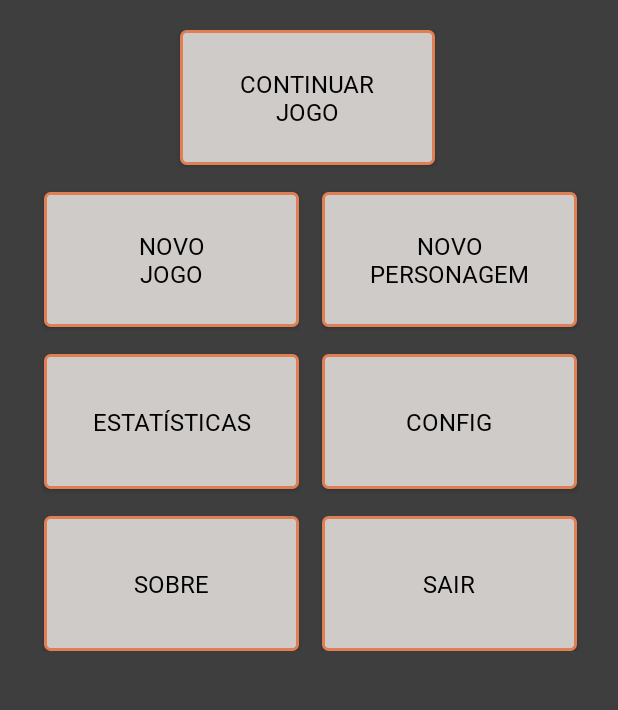
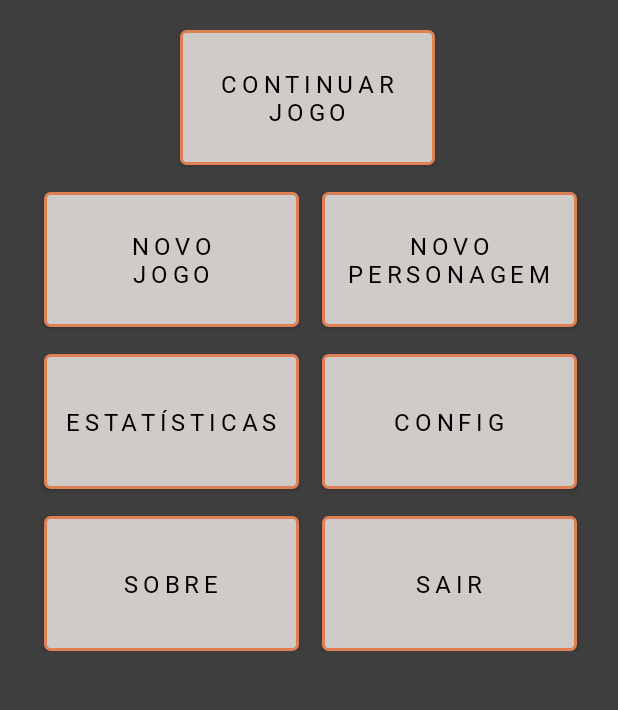
Before and after one commit to PedroKBarros/RPG_CL_Project, an Android app: the screen it shows after launch (MenuAcitivity), on a phone screen of 412 x 824 dp, the part 168-878 px from its top. Run offline under Robolectric (Android 15) with nearby library versions, the phone set to English and light mode, and no system bars.

Commit message:
Adicionado espacamento entre as letras dos textos dos botoes da activity_menu.

```diff
--- a/app/src/main/res/layout/activity_menu.xml
+++ b/app/src/main/res/layout/activity_menu.xml
@@ -27,6 +27,7 @@
                 android:layout_height="90dp"
                 android:background="@drawable/button"
                 android:fontFamily="@font/red_rose"
+                android:letterSpacing="0.2"
                 android:text="CONTINUAR\nJOGO"
                 android:textColor="@color/black"
                 android:textSize="16sp"
@@ -43,6 +44,7 @@
                 android:layout_marginTop="18dp"
                 android:background="@drawable/button"
                 android:fontFamily="@font/red_rose"
+                android:letterSpacing="0.2"
                 android:text="NOVO\nJOGO"
                 android:textColor="@color/black"
                 android:textSize="16sp"
@@ -57,6 +59,7 @@
                 android:layout_marginTop="18dp"
                 android:background="@drawable/button"
                 android:fontFamily="@font/red_rose"
+                android:letterSpacing="0.2"
                 android:text="NOVO\nPERSONAGEM"
                 android:textColor="@color/black"
                 android:textSize="16sp"
@@ -73,6 +76,7 @@
                 android:layout_marginTop="18dp"
                 android:background="@drawable/button"
                 android:fontFamily="@font/red_rose"
+                android:letterSpacing="0.2"
                 android:text="ESTATÍSTICAS"
                 android:textColor="@color/black"
                 android:textSize="16sp"
@@ -87,6 +91,7 @@
                 android:layout_marginTop="18dp"
                 android:background="@drawable/button"
                 android:fontFamily="@font/red_rose"
+                android:letterSpacing="0.2"
                 android:text="CONFIG"
                 android:textColor="@color/black"
                 android:textSize="16sp"
@@ -103,6 +108,7 @@
                 android:layout_marginTop="18dp"
                 android:background="@drawable/button"
                 android:fontFamily="@font/red_rose"
+                android:letterSpacing="0.2"
                 android:text="SOBRE"
                 android:textColor="@color/black"
                 android:textSize="16sp"
@@ -117,6 +123,7 @@
                 android:layout_marginTop="18dp"
                 android:background="@drawable/button"
                 android:fontFamily="@font/red_rose"
+                android:letterSpacing="0.2"
                 android:text="SAIR"
                 android:textColor="@color/black"
                 android:textSize="16sp"
```
